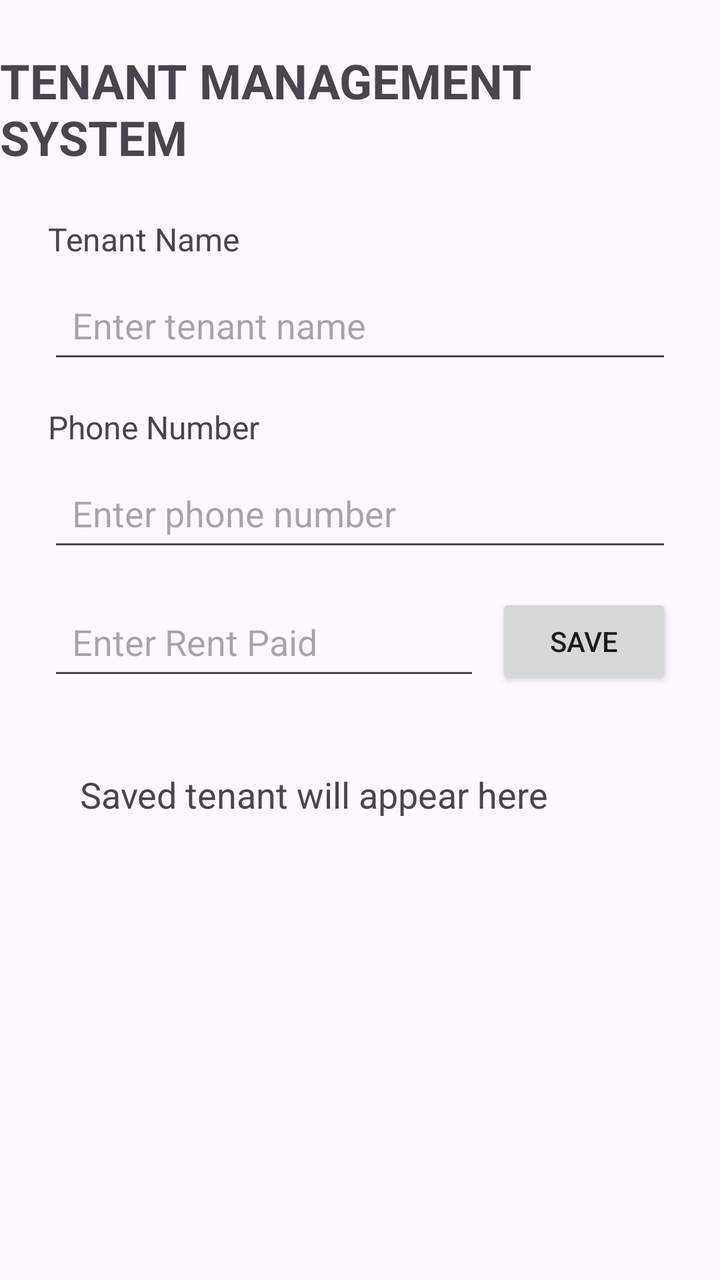
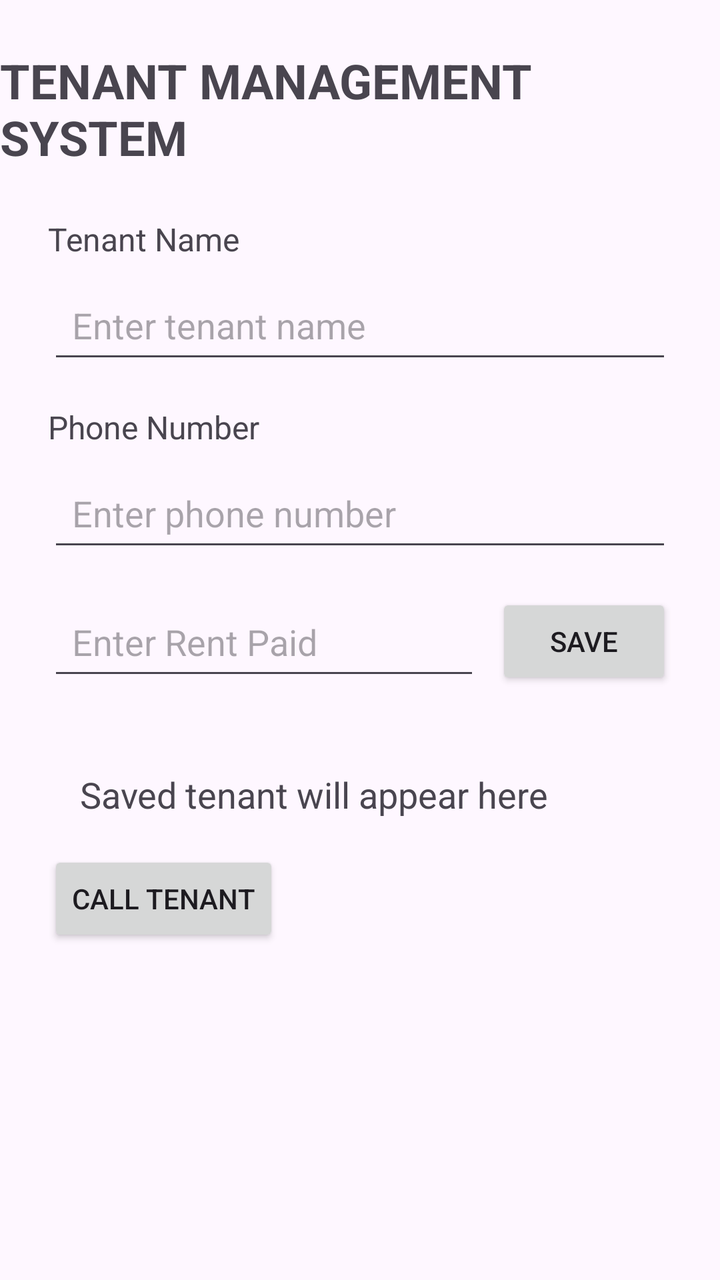

An Android layout rendered at two revisions. The XML below is the earlier revision; the diff shows what the commit changed to produce the second picture.
<!-- AndroidManifest.xml: application theme Theme.TenantManagementSystem -->
<!-- res/layout/activity_main.xml -->
<?xml version="1.0" encoding="utf-8"?>
    <layout xmlns:android="http://schemas.android.com/apk/res/android"
        xmlns:app="http://schemas.android.com/apk/res-auto">
    <data>
        <variable
            name="tenant"
            type="com.mobile.tenantrentalsystem.Tenant" />
    </data>

    <androidx.constraintlayout.widget.ConstraintLayout
        android:layout_width="match_parent"
        android:layout_height="match_parent">
        <TextView
            android:id="@+id/titleTextView"
            android:layout_width="wrap_content"
            android:layout_height="wrap_content"
            android:text="TENANT MANAGEMENT SYSTEM"
            android:textSize="24sp"
            android:textStyle="bold"
            android:layout_marginTop="24dp"
            app:layout_constraintTop_toTopOf="parent"
            app:layout_constraintStart_toStartOf="parent"
            app:layout_constraintEnd_toEndOf="parent" />

        <TextView
        android:id="@+id/tenantNameLabel"
        android:layout_width="wrap_content"
        android:layout_height="wrap_content"
        android:text="Tenant Name"
        android:textSize="16sp"
        android:layout_marginTop="24dp"
        android:layout_marginStart="24dp"
        app:layout_constraintTop_toBottomOf="@id/titleTextView"
        app:layout_constraintStart_toStartOf="parent" />

        <EditText
            android:id="@+id/tenantNameEditText"
            android:layout_width="0dp"
            android:layout_height="wrap_content"
            android:hint="Enter tenant name"
            android:minHeight="48dp"
            android:padding="12dp"
            android:layout_marginTop="8dp"
            android:layout_marginStart="24dp"
            android:layout_marginEnd="24dp"
            app:layout_constraintTop_toBottomOf="@id/tenantNameLabel"
            app:layout_constraintStart_toStartOf="parent"
            app:layout_constraintEnd_toEndOf="parent" />

        <TextView
            android:id="@+id/phoneLabel"
            android:layout_width="wrap_content"
            android:layout_height="wrap_content"
            android:text="Phone Number"
            android:textSize="16sp"
            android:layout_marginTop="16dp"
            android:layout_marginStart="24dp"
            app:layout_constraintTop_toBottomOf="@id/tenantNameEditText"
            app:layout_constraintStart_toStartOf="parent" />

        <EditText
            android:id="@+id/phoneEditText"
            android:layout_width="0dp"
            android:layout_height="wrap_content"
            android:hint="Enter phone number"
            android:inputType="phone"
            android:minHeight="48dp"
            android:padding="12dp"
            android:layout_marginTop="8dp"
            android:layout_marginStart="24dp"
            android:layout_marginEnd="24dp"
            app:layout_constraintTop_toBottomOf="@id/phoneLabel"
            app:layout_constraintStart_toStartOf="parent"
            app:layout_constraintEnd_toEndOf="parent" />

        <EditText
            android:id="@+id/rentEditText"
            android:layout_width="0dp"
            android:layout_height="wrap_content"
            android:hint="Enter Rent Paid"
            android:inputType="numberDecimal"
            android:minHeight="48dp"
            android:padding="12dp"
            android:layout_marginStart="24dp"
            android:layout_marginTop="16dp"
            android:layout_marginEnd="8dp"
            app:layout_constraintTop_toBottomOf="@id/phoneEditText"
            app:layout_constraintStart_toStartOf="parent"
            app:layout_constraintEnd_toStartOf="@id/saveButton" />

        <Button
            android:id="@+id/saveButton"
            android:layout_width="wrap_content"
            android:layout_height="wrap_content"
            android:text="SAVE"
            android:layout_marginEnd="24dp"
            app:layout_constraintTop_toTopOf="@id/rentEditText"
            app:layout_constraintEnd_toEndOf="parent" />


        <TextView
            android:id="@+id/tenantResultTextView"
            android:layout_width="0dp"
            android:layout_height="wrap_content"
            android:text="Saved tenant will appear here"
            android:textSize="18sp"
            android:padding="16dp"
            android:layout_margin="24dp"
            app:layout_constraintTop_toBottomOf="@id/rentEditText"
            app:layout_constraintStart_toStartOf="parent"
            app:layout_constraintEnd_toEndOf="parent" />
</androidx.constraintlayout.widget.ConstraintLayout>
    </layout>
<!-- resources referenced by this layout -->
<resources>
  <style name="Theme.TenantManagementSystem" parent="Base.Theme.TenantManagementSystem" />
  <style name="Base.Theme.TenantManagementSystem" parent="Theme.Material3.DayNight.NoActionBar">
          
          
      </style>
</resources>

<!-- the commit's change to res/layout/activity_main.xml (unified diff, before → after) -->
@@ -109,5 +109,14 @@
             app:layout_constraintTop_toBottomOf="@id/rentEditText"
             app:layout_constraintStart_toStartOf="parent"
             app:layout_constraintEnd_toEndOf="parent" />
-</androidx.constraintlayout.widget.ConstraintLayout>
+
+        <Button
+            android:id="@+id/callButton"
+            android:layout_width="wrap_content"
+            android:layout_height="wrap_content"
+            android:text="CALL TENANT"
+            android:layout_marginStart="24dp"
+            app:layout_constraintTop_toBottomOf="@id/tenantResultTextView"
+            app:layout_constraintStart_toStartOf="parent" />
+    </androidx.constraintlayout.widget.ConstraintLayout>
     </layout>
